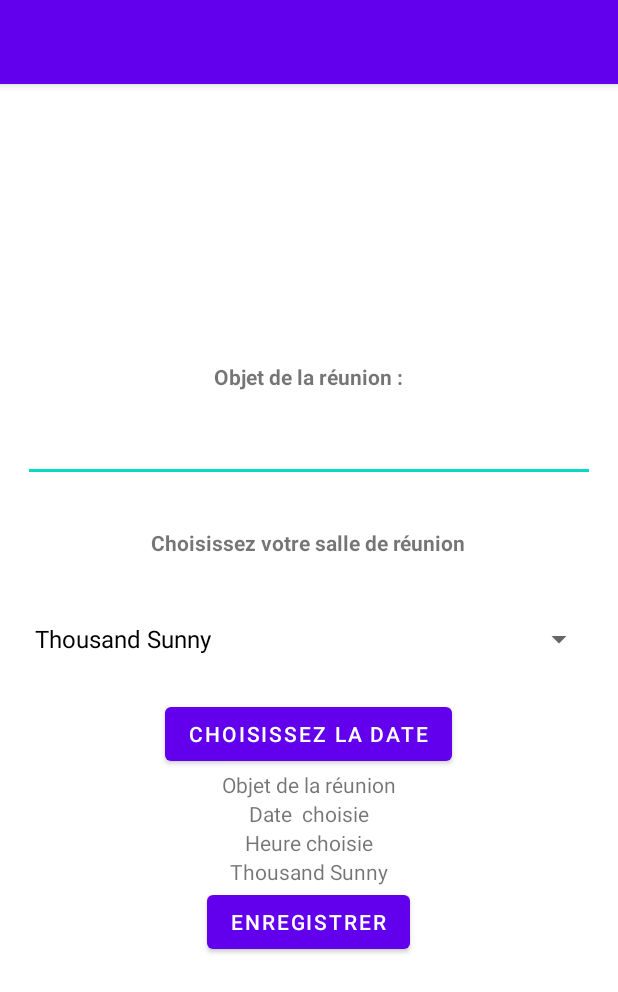
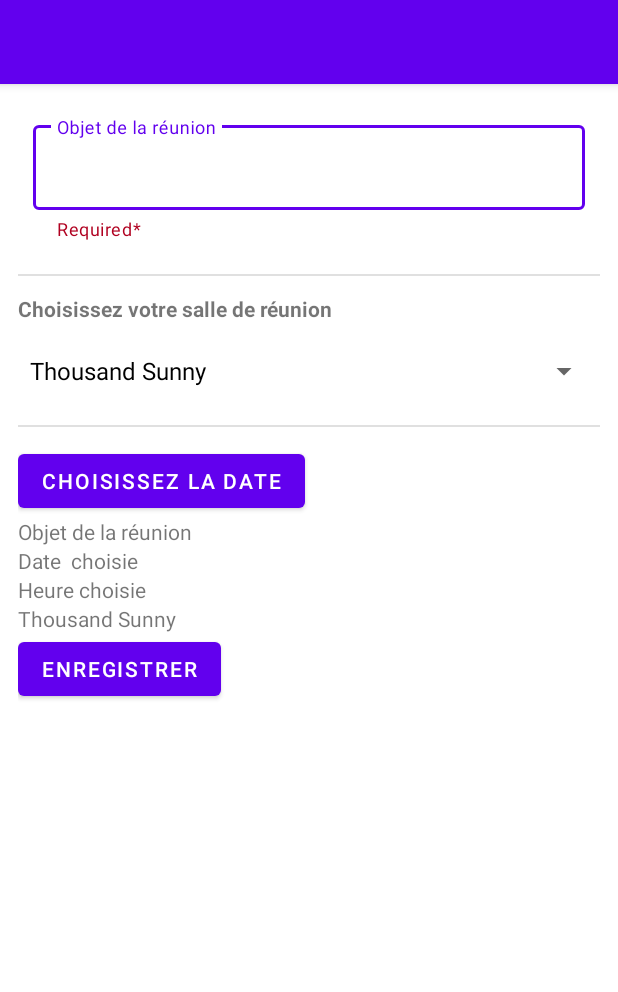
Before and after one commit to LaurentVrevin/Mareu, an Android app: the MeetingRoomBooking screen opened directly, with no data from a screen before it, on a phone screen of 412 x 824 dp. Shown: the top 992 px of the screen. Run offline under Robolectric (Android 15) with nearby library versions, the phone set to English and light mode, and no system bars.

Commit message:
Model : Employees.java created and in progress Get and set data from time picker in the textview : ok

```diff
--- a/app/src/main/java/fr/laurentvrevin/mareu/activities/MeetingRoomBooking.java
+++ b/app/src/main/java/fr/laurentvrevin/mareu/activities/MeetingRoomBooking.java
@@ -20,9 +20,9 @@ import com.google.android.material.datepicker.MaterialDatePicker;
 import com.google.android.material.datepicker.MaterialPickerOnPositiveButtonClickListener;
 import com.google.android.material.textfield.TextInputEditText;
 import com.google.android.material.timepicker.MaterialTimePicker;
-import com.google.android.material.timepicker.TimeFormat;
 
 
+import java.text.SimpleDateFormat;
 import java.util.Calendar;
 import java.util.Locale;
 
@@ -31,7 +31,7 @@ import fr.laurentvrevin.mareu.model.Rooms;
 import fr.laurentvrevin.mareu.service.DummyRoomsGenerator;
 
 public class MeetingRoomBooking extends AppCompatActivity {
-    private Button datetimePicker;
+    private Button datetimePickerButton;
     private TextView dateSelected, timeSelected, roomSelected, tvObjectSelected;
     private TextInputEditText aboutObjectOfMeeting;
     int thour, tminute;
@@ -42,14 +42,15 @@ public class MeetingRoomBooking extends AppCompatActivity {
         super.onCreate(savedInstanceState);
         setContentView(R.layout.activity_meeting_room_booking);
 
-        datetimePicker = findViewById(R.id.DatePickerButton);
+        datetimePickerButton = findViewById(R.id.DatePickerButton);
         dateSelected = findViewById(R.id.tvDateSelected);
         timeSelected = findViewById(R.id.tvTimeSelected);
         mRoomToSelectSpinner = findViewById(R.id.RoomToSelectSpinner);
         roomSelected = findViewById(R.id.tvRoomSelected);
-        aboutObjectOfMeeting = findViewById(R.id.tietObectOfMeeting);
+        aboutObjectOfMeeting = findViewById(R.id.titObjectOfMeeting);
 
         //On récupère l'objet de la réunion
+
 
 
 
@@ -68,7 +69,6 @@ public class MeetingRoomBooking extends AppCompatActivity {
             @Override
             public void onItemSelected(AdapterView<?> parent, View view, int position, long id) {
                 onItemSelectedHandler(parent, view, position, id);
-
             }
             @Override
             public void onNothingSelected(AdapterView<?> parent) {
@@ -91,7 +91,7 @@ public class MeetingRoomBooking extends AppCompatActivity {
         constraintDateBuilder.setValidator(DateValidatorPointForward.now());
 
         //Material Date Picker
-        MaterialDatePicker.Builder dateBuilder = MaterialDatePicker.Builder.datePicker();
+        MaterialDatePicker.Builder<Long> dateBuilder = MaterialDatePicker.Builder.datePicker();
         //Material Time Picker
         MaterialTimePicker.Builder timeBuilder = new MaterialTimePicker.Builder();
 
@@ -126,6 +126,12 @@ public class MeetingRoomBooking extends AppCompatActivity {
         TimePickerDialog.OnTimeSetListener onTimeSetListener = new TimePickerDialog.OnTimeSetListener() {
             @Override
             public void onTimeSet(TimePicker view, int hourOfDay, int selectedminute) {
+                calendar.set(Calendar.HOUR, hourOfDay);
+                calendar.set(Calendar.MINUTE, selectedminute);
+                SimpleDateFormat format1 = new SimpleDateFormat("yyyy-MM-dd-HH-mm");
+                dateSelected.setText("Date : " + format1.format(calendar.getTime()));
+
+
                 thour = hourOfDay;
                 tminute = selectedminute;
                 timeSelected.setText(String.format(Locale.getDefault(),"%02d:%02d", thour, tminute));
@@ -133,7 +139,7 @@ public class MeetingRoomBooking extends AppCompatActivity {
         };
 
         //Quand je clique sur le bouton datetimePicker ouvre le fragment via la variable materialDatePicker
-        datetimePicker.setOnClickListener(new View.OnClickListener() {
+        datetimePickerButton.setOnClickListener(new View.OnClickListener() {
             @Override
             public void onClick(View v) {
                 materialDatePicker.show(getSupportFragmentManager(), "DATE_PICKER");
@@ -145,9 +151,12 @@ public class MeetingRoomBooking extends AppCompatActivity {
         materialDatePicker.addOnPositiveButtonClickListener(new MaterialPickerOnPositiveButtonClickListener() {
             @Override
             public void onPositiveButtonClick(Object selection) {
+                calendar.setTimeInMillis((Long)selection);
+
                 //récupérer jour + mois + année
                 //ouvrir time picker
-                dateSelected.setText("Date : "+ materialDatePicker.getHeaderText());
+
+
                 //materialTimePicker.show(getSupportFragmentManager(), "fragment_tag");
                 timePickerDialog.setTitle("Sélectionne l'heure de début");
                 timePickerDialog.show();
--- /dev/null
+++ b/app/src/main/java/fr/laurentvrevin/mareu/service/DummyEmployeesGenerator.java
@@ -0,0 +1,4 @@
+package fr.laurentvrevin.mareu.service;
+
+public class DummyEmployeesGenerator {
+}
--- a/app/src/main/res/layout/activity_meeting_room_booking.xml
+++ b/app/src/main/res/layout/activity_meeting_room_booking.xml
@@ -1,5 +1,5 @@
 <?xml version="1.0" encoding="utf-8"?>
-<androidx.constraintlayout.widget.ConstraintLayout xmlns:android="http://schemas.android.com/apk/res/android"
+<ScrollView xmlns:android="http://schemas.android.com/apk/res/android"
     xmlns:app="http://schemas.android.com/apk/res-auto"
     xmlns:tools="http://schemas.android.com/tools"
     android:layout_width="match_parent"
@@ -9,41 +9,59 @@
     <LinearLayout
         android:layout_width="match_parent"
         android:layout_height="match_parent"
-    android:orientation="vertical"
-    android:gravity="center">
+        android:layout_margin="12dp"
+        android:gravity="left"
+        android:orientation="vertical">
 
-    <TextView
-        android:id="@+id/tvAboutObject"
-        android:layout_width="wrap_content"
+        <com.google.android.material.textfield.TextInputLayout
+            style="@style/Widget.MaterialComponents.TextInputLayout.OutlinedBox"
+            android:layout_width="match_parent"
             android:layout_height="wrap_content"
-        android:text="Objet de la réunion :"
-        android:textStyle="bold"/>
+            android:layout_margin="10dp"
+            android:hint="Objet de la réunion"
+            app:helperText="Required*"
+            app:helperTextTextColor="@color/design_default_color_error">
 
             <com.google.android.material.textfield.TextInputEditText
-            android:id="@+id/tietObectOfMeeting"
+                android:id="@+id/titObjectOfMeeting"
                 android:layout_width="match_parent"
-            android:layout_height="wrap_content"
-            android:layout_margin="15dp"/>
+                android:layout_height="wrap_content" />
+        </com.google.android.material.textfield.TextInputLayout>
+
+        <com.google.android.material.divider.MaterialDivider
+            android:layout_width="wrap_content"
+            android:layout_height="match_parent"
+            android:layout_marginTop="12dp"
+            android:layout_marginBottom="12dp"/>
+
         <TextView
             android:id="@+id/tvRoomChoice"
             android:layout_width="wrap_content"
             android:layout_height="wrap_content"
+            android:layout_marginBottom="8dp"
             android:text="Choisissez votre salle de réunion"
             android:textStyle="bold"
-        android:layout_margin="15dp"
             tools:ignore="MissingConstraints" />
+
         <Spinner
             android:id="@+id/RoomToSelectSpinner"
             android:layout_width="match_parent"
-        android:layout_margin="15dp"
             android:layout_height="wrap_content"
-        tools:ignore="MissingConstraints" />
+            tools:ignore="MissingConstraints"
+            />
+
+        <com.google.android.material.divider.MaterialDivider
+            android:layout_width="wrap_content"
+            android:layout_height="match_parent"
+            android:layout_marginTop="12dp"
+            android:layout_marginBottom="12dp"/>
 
         <Button
             android:id="@+id/DatePickerButton"
             android:layout_width="wrap_content"
             android:layout_height="wrap_content"
             android:text="Choisissez la date" />
+
         <TextView
             android:id="@+id/tvObjectSelected"
             android:layout_width="wrap_content"
@@ -60,19 +78,21 @@
             android:id="@+id/tvTimeSelected"
             android:layout_width="wrap_content"
             android:layout_height="wrap_content"
-            android:text="Heure choisie"/>
+            android:text="Heure choisie" />
+
         <TextView
             android:id="@+id/tvRoomSelected"
             android:layout_width="wrap_content"
             android:layout_height="wrap_content"
-            android:text="Salle choisie"/>
+            android:text="Salle choisie" />
+
         <Button
             android:id="@+id/SaveMeetingButton"
             android:layout_width="wrap_content"
             android:layout_height="wrap_content"
-            android:text="enregistrer"/>
+            android:text="enregistrer" />
 
     </LinearLayout>
 
 
-</androidx.constraintlayout.widget.ConstraintLayout>
+</ScrollView>
```
Also changed, not shown: app/src/main/java/fr/laurentvrevin/mareu/model/Employees.java (added, +66 -0 lines). Lines whose indentation alone changed are shown as unchanged.
